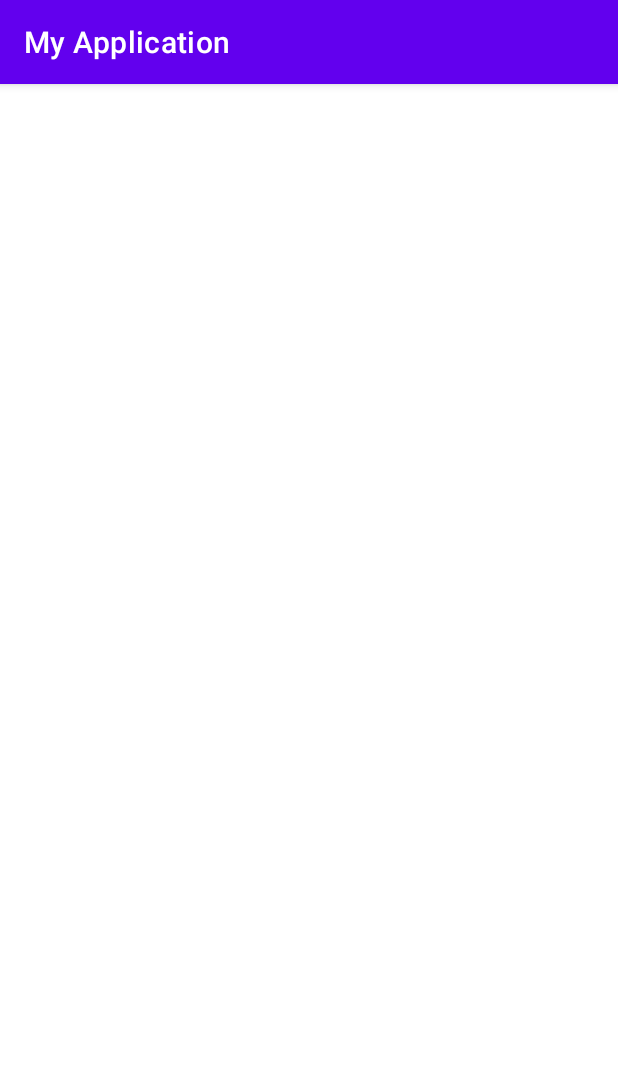
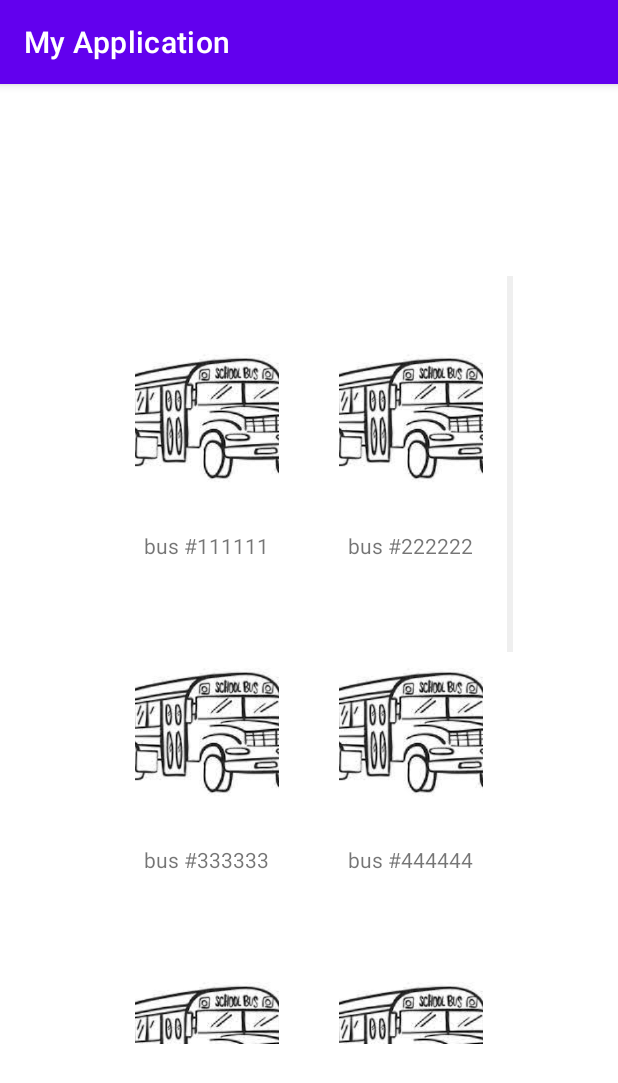
Before and after one commit to GershmanD/project_v2, an Android app: the TripScreen screen opened directly, with no data from a screen before it, on a phone screen of 412 x 824 dp. Shown: the top 1083 px of the screen. Run offline under Robolectric (Android 15) with nearby library versions, the phone set to English and light mode, and no system bars.

Commit message:
i copies :)

```diff
--- a/app/src/main/java/com/example/myapplication/GridAdapter.java
+++ b/app/src/main/java/com/example/myapplication/GridAdapter.java
@@ -1,38 +1,40 @@
 package com.example.myapplication;
 
 import android.content.Context;
+import android.view.LayoutInflater;
 import android.view.View;
 import android.view.ViewGroup;
+import android.widget.ArrayAdapter;
 import android.widget.BaseAdapter;
+import android.widget.ImageView;
+import android.widget.TextView;
 
-public class GridAdapter extends BaseAdapter {
-    Context context;
-    String[] number_of_bus;
-    int image;
+import androidx.annotation.NonNull;
+import androidx.annotation.Nullable;
 
-    public GridAdapter(Context context, String[] number_of_bus, int image) {
-        this.context = context;
-        this.number_of_bus = number_of_bus;
-        this.image = image;
+import java.util.ArrayList;
+
+public class GridAdapter extends ArrayAdapter<Bus> {
+
+    public GridAdapter(@NonNull Context context, ArrayList<Bus> buses) {
+        super(context, 0, buses);
     }
 
+    @NonNull
     @Override
-    public int getCount() {
-        return number_of_bus.length;
-    }
+    public View getView(int position, @Nullable View convertView, @NonNull ViewGroup parent) {
+        View listitemView = convertView;
+        if (listitemView == null) {
+            // Layout Inflater inflates each item to be displayed in GridView.
+            listitemView = LayoutInflater.from(getContext()).inflate(R.layout.grid_element, parent, false);
+        }
 
-    @Override
-    public Object getItem(int i) {
-        return null;
-    }
+        Bus tmp_bus = getItem(position);
+        TextView tv_busnum_grid = listitemView.findViewById(R.id.tv_busnum_grid);
+        ImageView iv_bus_grid = listitemView.findViewById(R.id.iv_bus_grid);
 
-    @Override
-    public long getItemId(int i) {
-        return 0;
-    }
-
-    @Override
-    public View getView(int i, View view, ViewGroup viewGroup) {
-        return null;
+        tv_busnum_grid.setText("bus #"+String.valueOf(tmp_bus.getBus_number()));
+        iv_bus_grid.setImageResource(R.drawable.bus);
+        return listitemView;
     }
 }
--- a/app/src/main/java/com/example/myapplication/MainActivity.java
+++ b/app/src/main/java/com/example/myapplication/MainActivity.java
@@ -28,9 +28,6 @@ public class MainActivity extends AppCompatActivity {
         },3000);
 
 
-// от логина к трип скрину сделать переход . DID IT
-// аррай лист от автобусов надо сдлеать что бы работало грид вью.
-// сделать на отдельном масахе что бы был листвью учеников. ???????????????????????
 
     }
 }
--- a/app/src/main/java/com/example/myapplication/TripScreen.java
+++ b/app/src/main/java/com/example/myapplication/TripScreen.java
@@ -3,12 +3,52 @@ package com.example.myapplication;
 import androidx.appcompat.app.AppCompatActivity;
 
 import android.os.Bundle;
+import android.view.View;
+import android.widget.AdapterView;
+import android.widget.GridView;
+
+import java.util.ArrayList;
 
 public class TripScreen extends AppCompatActivity {
+
+    ArrayList<Bus> buses;
+    GridView gridView;
+    GridAdapter adapter;
 
     @Override
     protected void onCreate(Bundle savedInstanceState) {
         super.onCreate(savedInstanceState);
         setContentView(R.layout.activity_trip_screen);
+
+        gridView = findViewById(R.id.gridview_buses_trip);
+        buses = new ArrayList<>();
+        Bus bs1 = new Bus(111111, "123456");
+        buses.add(bs1);
+        buses.add(new Bus(222222, "3037485"));
+        buses.add(new Bus(333333, "3037485"));
+        buses.add(new Bus(444444, "3037485"));
+        buses.add(new Bus(555555, "3037485"));
+        buses.add(new Bus(666666, "3037485"));
+        buses.add(new Bus(777777, "3037485"));
+        buses.add(new Bus(888888, "3037485"));
+        buses.add(new Bus(999999, "3037485"));
+
+        adapter = new GridAdapter(TripScreen.this, buses);
+        gridView.setAdapter(adapter);
+
+        gridView.setOnItemClickListener(new AdapterView.OnItemClickListener() {
+            @Override
+            public void onItemClick(AdapterView<?> adapterView, View view, int i, long l) {
+                //todo - what next after click on current bus
+            }
+        });
+
+        gridView.setOnLongClickListener(new View.OnLongClickListener() {
+            @Override
+            public boolean onLongClick(View view) {
+                //todo - what happens when we long press on single bus
+                return true;
+            }
+        });
     }
 }
--- a/app/src/main/res/layout/activity_trip_screen.xml
+++ b/app/src/main/res/layout/activity_trip_screen.xml
@@ -7,6 +7,7 @@
     tools:context=".TripScreen">
 
     <GridView
+        android:id="@+id/gridview_buses_trip"
         android:layout_width="272dp"
         android:layout_height="512dp"
         app:layout_constraintBottom_toBottomOf="parent"
--- a/app/src/main/res/layout/grid_element.xml
+++ b/app/src/main/res/layout/grid_element.xml
@@ -5,20 +5,20 @@
     android:layout_width="match_parent"
     android:layout_height="match_parent"
     android:gravity="center"
+    android:orientation="vertical"
     android:padding="20dp"
     >
 
     <ImageView
-        android:id="@+id/imageView"
+        android:id="@+id/iv_bus_grid"
         android:layout_width="150dp"
         android:layout_height="150dp"
         android:scaleType="centerCrop"
-        app:srcCompat="@drawable/bus_png" />
+        app:srcCompat="@drawable/bus" />
 
     <TextView
-        android:id="@+id/textView"
+        android:id="@+id/tv_busnum_grid"
         android:layout_width="wrap_content"
         android:layout_height="wrap_content"
-        android:layout_weight="1"
-        android:text="TextView" />
+        android:text="#3" />
 </LinearLayout>
```
Also changed, not shown: app/src/main/res/drawable-v24/bus.png (added), 1 other file.
